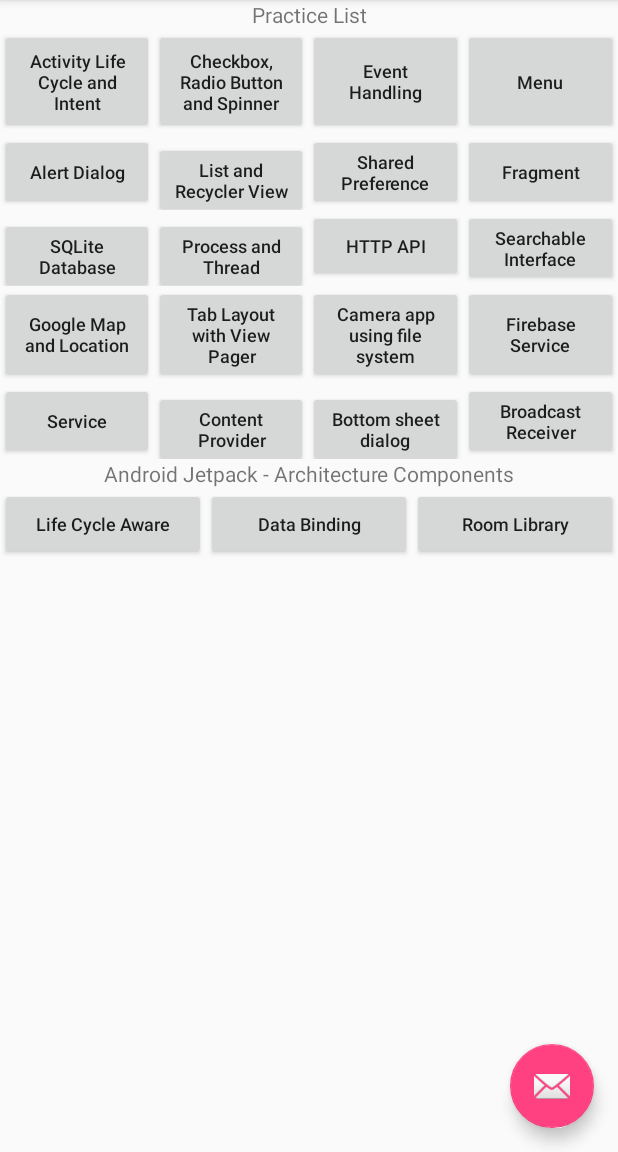
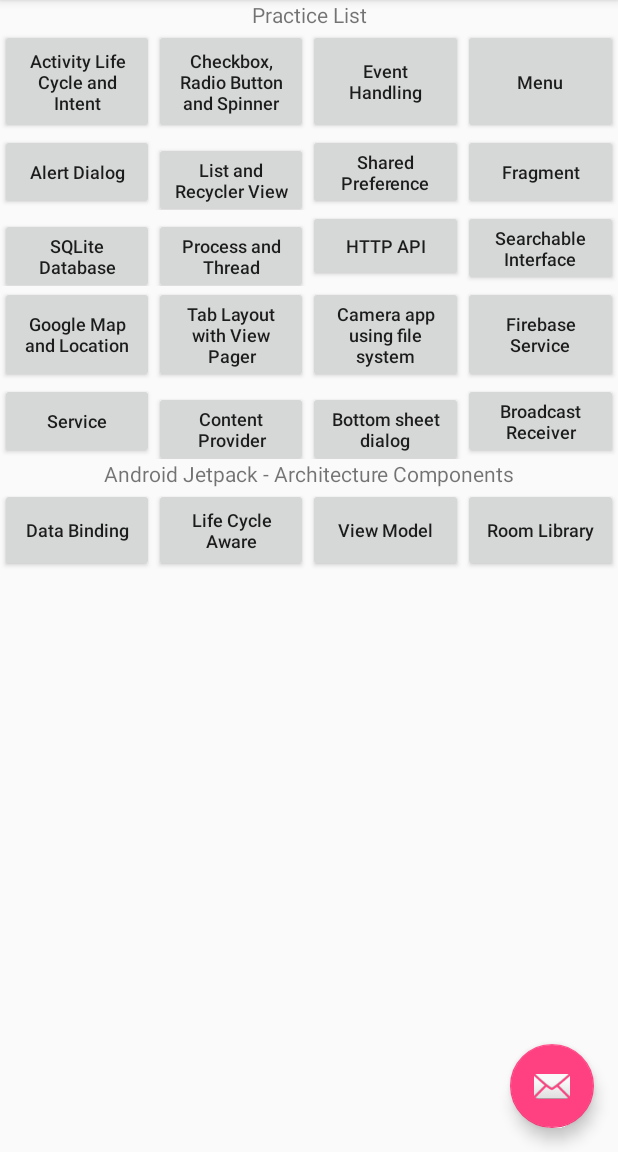
Before and after one commit to almasud/Android-Fundamentals, an Android app: the screen it shows after launch (MainActivity), on a phone screen of 412 x 824 dp, the part 84-1236 px from its top. Run offline under Robolectric (Android 15) with nearby library versions, the phone set to English and light mode, and no system bars; our stand-ins replace Firebase (no records; nobody signed in at launch, a user with empty details on screens opened directly).

Commit message:
Add View Model of Android Architecture Components

```diff
--- a/app/src/main/AndroidManifest.xml
+++ b/app/src/main/AndroidManifest.xml
@@ -20,7 +20,8 @@
         android:roundIcon="@mipmap/ic_launcher_round"
         android:supportsRtl="true"
         android:theme="@style/AppTheme">
-        <activity android:name=".life_cycle_aware.LifeCycleAwareActivity"></activity>
+        <activity android:name=".view_model.DataViewModelActivity"></activity>
+        <activity android:name=".life_cycle_aware.LifeCycleAwareActivity" />
         <activity android:name=".room_library.RoomLibraryActivity" />
         <activity android:name=".data_binding.DataBindingActivity" />
 
--- a/app/src/main/java/com/example/almasud/fundamental/MainActivity.java
+++ b/app/src/main/java/com/example/almasud/fundamental/MainActivity.java
@@ -38,6 +38,7 @@
 import com.example.almasud.fundamental.service.ServiceActivity;
 import com.example.almasud.fundamental.shared_preference.SharedPreferenceActivity;
 import com.example.almasud.fundamental.sqlite_database.SQLiteDBActivity;
+import com.example.almasud.fundamental.view_model.DataViewModelActivity;
 import com.google.android.material.floatingactionbutton.FloatingActionButton;
 import com.google.android.material.snackbar.Snackbar;
 
@@ -208,6 +209,11 @@
         startActivity(new Intent(MainActivity.this, DataBindingActivity.class));
     }
 
+    // View Model (Part of android jetpack architecture components) Activity
+    public void activityViewModel(View view) {
+        startActivity(new Intent(MainActivity.this, DataViewModelActivity.class));
+    }
+
     // Room Library (Part of android jetpack architecture components) Activity
     public void activityRoomLibrary(View view) {
         startActivity(new Intent(MainActivity.this, RoomLibraryActivity.class));
--- a/app/src/main/res/layout/content_main.xml
+++ b/app/src/main/res/layout/content_main.xml
@@ -263,6 +263,15 @@
                 android:layout_width="0dp"
                 android:layout_height="match_parent"
                 android:layout_weight="1"
+                android:text="Data Binding"
+                android:textAllCaps="false"
+                android:textSize="12sp"
+                android:onClick="activityDataBinding"/>
+
+            <Button
+                android:layout_width="0dp"
+                android:layout_height="match_parent"
+                android:layout_weight="1"
                 android:text="Life Cycle Aware"
                 android:textAllCaps="false"
                 android:textSize="12sp"
@@ -272,10 +281,10 @@
                 android:layout_width="0dp"
                 android:layout_height="match_parent"
                 android:layout_weight="1"
-                android:text="Data Binding"
+                android:text="View Model"
                 android:textAllCaps="false"
                 android:textSize="12sp"
-                android:onClick="activityDataBinding"/>
+                android:onClick="activityViewModel"/>
 
             <Button
                 android:layout_width="0dp"
```
Also changed, not shown: app/src/main/java/com/example/almasud/fundamental/view_model/DataViewModel.java (added, +27 -0 lines), app/src/main/java/com/example/almasud/fundamental/view_model/DataViewModelActivity.java (added, +32 -0 lines), app/src/main/res/layout/activity_data_view_model.xml (added, +22 -0 lines).
